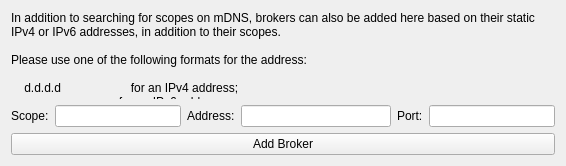
Qt form examples/controller/ui/BrokerStaticAddGUI.ui (ETCLabs/RDMnet) before a commit.
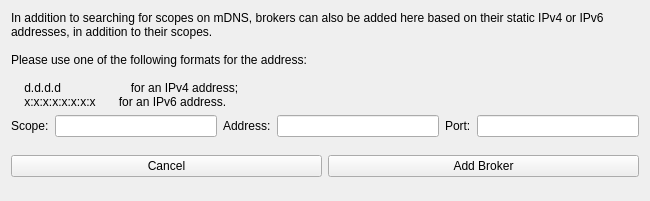
The same form after that commit.

Commit message:
Fixed wonky and non-native-looking UI elements
Removed empty toolbar, fixed "..." button appearance, and added cancel button to broker static add GUI.

The edit to the form file:
```diff
--- a/examples/controller/ui/BrokerStaticAddGUI.ui
+++ b/examples/controller/ui/BrokerStaticAddGUI.ui
@@ -6,8 +6,8 @@
    <rect>
     <x>0</x>
     <y>0</y>
-    <width>566</width>
-    <height>166</height>
+    <width>650</width>
+    <height>201</height>
    </rect>
   </property>
   <property name="sizePolicy">
@@ -93,10 +93,38 @@
     </layout>
    </item>
    <item>
-    <widget class="QPushButton" name="addBrokerButton">
-     <property name="text">
-      <string>Add Broker</string>
-     </property>
+    <widget class="QWidget" name="widget" native="true">
+     <layout class="QHBoxLayout" name="horizontalLayout_2">
+      <property name="spacing">
+       <number>6</number>
+      </property>
+      <property name="leftMargin">
+       <number>0</number>
+      </property>
+      <property name="topMargin">
+       <number>0</number>
+      </property>
+      <property name="rightMargin">
+       <number>0</number>
+      </property>
+      <property name="bottomMargin">
+       <number>0</number>
+      </property>
+      <item>
+       <widget class="QPushButton" name="cancelButton">
+        <property name="text">
+         <string>Cancel</string>
+        </property>
+       </widget>
+      </item>
+      <item>
+       <widget class="QPushButton" name="addBrokerButton">
+        <property name="text">
+         <string>Add Broker</string>
+        </property>
+       </widget>
+      </item>
+     </layout>
     </widget>
    </item>
   </layout>
```
The commit also changes 3 other files.
